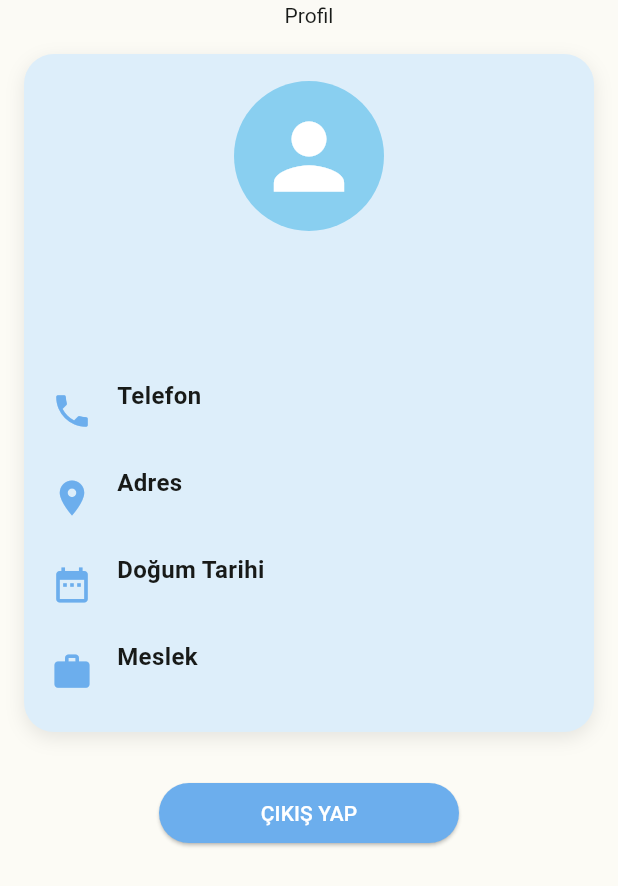
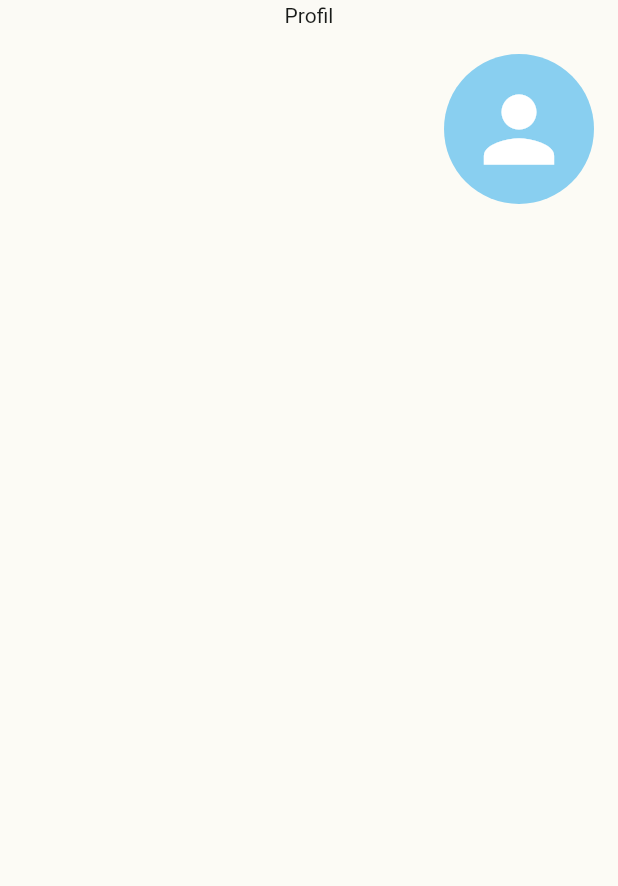
Before and after one commit to betbies/teknik, a Flutter app: the ProfilePage screen opened directly, on a phone screen of 412 x 824 dp. Shown: the top 886 px of the screen. Run offline on Flutter 3.47's test engine with Material 3 defaults, Android fonts, the phone set to English and light mode, and no system bars; our stand-ins replace cloud_firestore, curved_navigation_bar, firebase_auth, firebase_core, google_fonts; missing offline and left inert: mobile_scanner; accounts and stored records are empty.

Commit message:
Değişiklik mesajı

```diff
--- a/lib/pages/profile.dart
+++ b/lib/pages/profile.dart
@@ -37,9 +37,7 @@ class ProfilePage extends StatelessWidget {
         elevation: 0,
       ),
       backgroundColor: const Color(0xFFFCFBF5),
-      body: SingleChildScrollView(
-        child: Center(
-          child: Padding(
+      body: Padding(
         padding: const EdgeInsets.all(16.0),
         child: FutureBuilder<Map<String, dynamic>>(
           future: _getUserData(),
@@ -54,25 +52,53 @@ class ProfilePage extends StatelessWidget {
 
             final userData = snapshot.data!;
 
-                return Column(
-                  mainAxisAlignment: MainAxisAlignment.start,
+            return Stack(
               children: [
-                    // Profil Bilgileri Kartı
-                    Container(
-                      width: double.infinity,
-                      padding: const EdgeInsets.all(18.0),
-                      decoration: BoxDecoration(
-                        color: const Color(0xFFDDEEFA),
-                        borderRadius: BorderRadius.circular(20.0),
-                        boxShadow: [
-                          BoxShadow(
-                            color: const Color(0xFF181A18).withOpacity(0.1),
-                            blurRadius: 10.0,
-                            offset: const Offset(0, 4),
+                Center(
+                  child: Container(), // Ekran ortası boş kaldı
+                ),
+                Positioned(
+                  right: 0,
+                  top: 0,
+                  child: GestureDetector(
+                    onTap: () {
+                      // Profil resmine tıklandığında pop-up açma
+                      _showProfileDialog(context, userData);
+                    },
+                    child: const CircleAvatar(
+                      radius: 50,
+                      backgroundColor: Color(0xFF89CFF0),
+                      child: Icon(
+                        Icons.person,
+                        size: 70,
+                        color: Colors.white,
+                      ),
+                    ),
+                  ),
                 ),
               ],
+            );
+          },
         ),
-                      child: Column(
+      ),
+    );
+  }
+
+  // Profil detaylarını içeren pop-up
+  void _showProfileDialog(BuildContext context, Map<String, dynamic> userData) {
+    showDialog(
+      context: context,
+      builder: (BuildContext context) {
+        return Dialog(
+          shape: RoundedRectangleBorder(
+            borderRadius: BorderRadius.circular(20.0),
+          ),
+          child: SingleChildScrollView(
+            child: Padding(
+              padding: const EdgeInsets.all(18.0),
+              child: Stack(
+                children: [
+                  Column(
                     children: [
                       // Profil Resmi
                       const CircleAvatar(
@@ -128,40 +154,54 @@ class ProfilePage extends StatelessWidget {
                         title: 'Meslek',
                         value: userData['occupation'] ?? 'Meslek',
                       ),
-                        ],
-                      ),
-                    ),
-                    const SizedBox(height: 30),
+                      const SizedBox(height: 20),
                       // Çıkış Yap Butonu
-                    SizedBox(
-                      width: 200, // Buton genişliği küçültüldü
-                      child: ElevatedButton(
-                        onPressed: () => _signOut(context),
+                      ElevatedButton(
+                        onPressed: () {
+                          _signOut(context); // Çıkış yapma
+                          Navigator.of(context).pop(); // Pop-up kapatma
+                        },
                         style: ButtonStyle(
-                          backgroundColor: WidgetStateProperty.all<Color>(
+                          backgroundColor: MaterialStateProperty.all<Color>(
                               const Color(0xFF6CAEED)),
-                          padding: WidgetStateProperty.all<EdgeInsets>(
+                          padding: MaterialStateProperty.all<EdgeInsets>(
                               const EdgeInsets.symmetric(
                                   vertical: 8, horizontal: 20)),
                           shape:
-                              WidgetStateProperty.all<RoundedRectangleBorder>(
+                              MaterialStateProperty.all<RoundedRectangleBorder>(
                             RoundedRectangleBorder(
                               borderRadius: BorderRadius.circular(30),
-                          )),
+                            ),
+                          ),
                         ),
                         child: const Text(
                           'ÇIKIŞ YAP',
                           style: TextStyle(color: Colors.white, fontSize: 14),
                         ),
                       ),
+                      const SizedBox(height: 10),
+                    ],
                   ),
-                  ],
-                );
+                  Positioned(
+                    right: 0,
+                    top: 0,
+                    child: IconButton(
+                      icon: const Icon(
+                        Icons.close,
+                        size: 30,
+                        color: Colors.black,
+                      ),
+                      onPressed: () {
+                        Navigator.of(context).pop(); // Pop-up kapama
                       },
                     ),
                   ),
+                ],
               ),
             ),
+          ),
+        );
+      },
     );
   }
 
```
Lines whose indentation alone changed are shown as unchanged.
